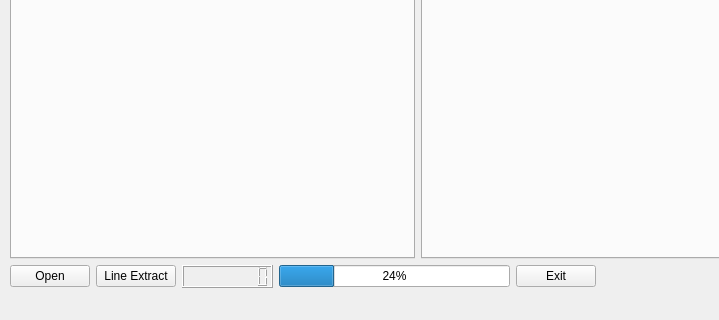
Old version of the form python_src/30_tensor_flow_ex/ex02_bin/QtLineExtractor.ui in the repository openvisual/open-visual-machine-learning; both pictures show x 0 to 719 and y 313 to 633 of the 836 by 633 pixel window.
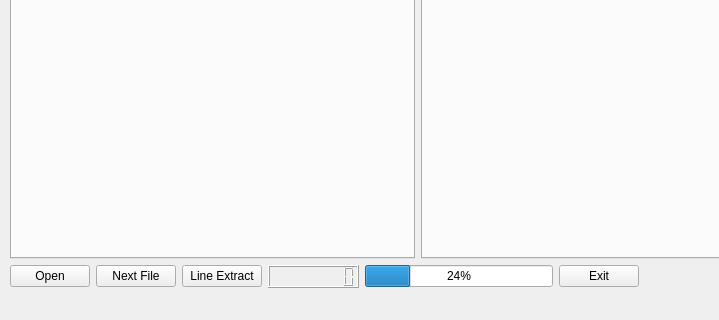
New version of the form. Icons and pictures are not drawn.

What changed in the file:
```diff
--- a/python_src/30_tensor_flow_ex/ex02_bin/QtLineExtractor.ui
+++ b/python_src/30_tensor_flow_ex/ex02_bin/QtLineExtractor.ui
@@ -79,6 +79,13 @@
         </property>
        </widget>
       </item>
+      <item>
+       <widget class="QPushButton" name="nextFileOpen">
+        <property name="text">
+         <string>Next File</string>
+        </property>
+       </widget>
+      </item>
       <item>
        <widget class="QPushButton" name="lineExtract">
         <property name="text">
```
